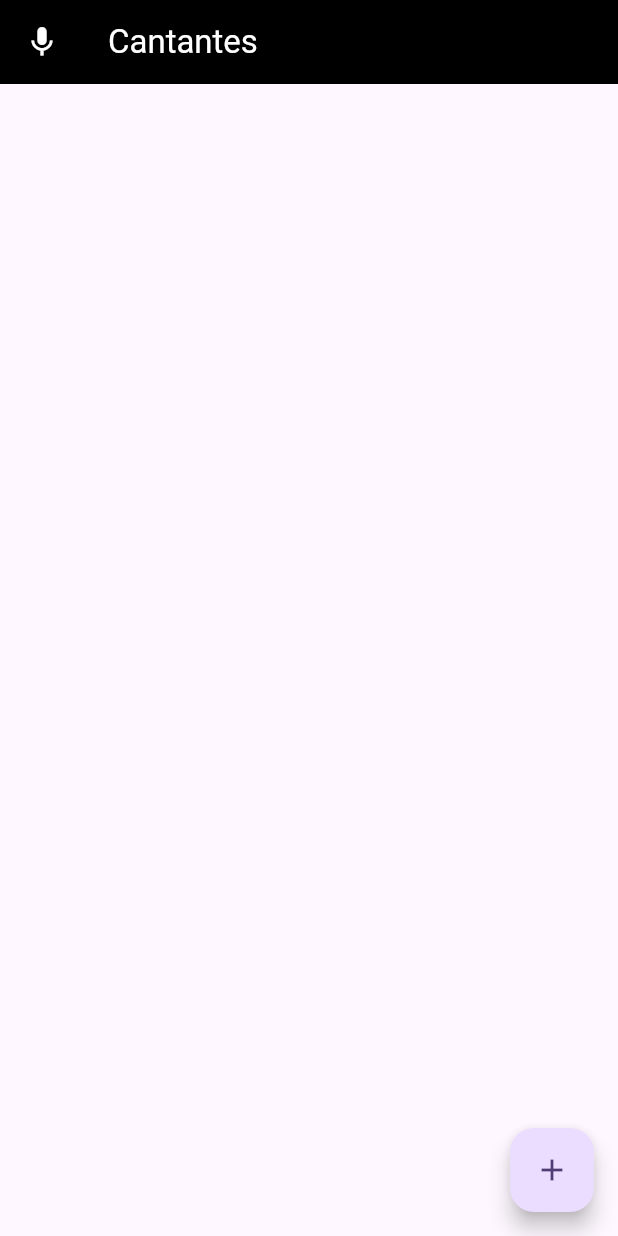
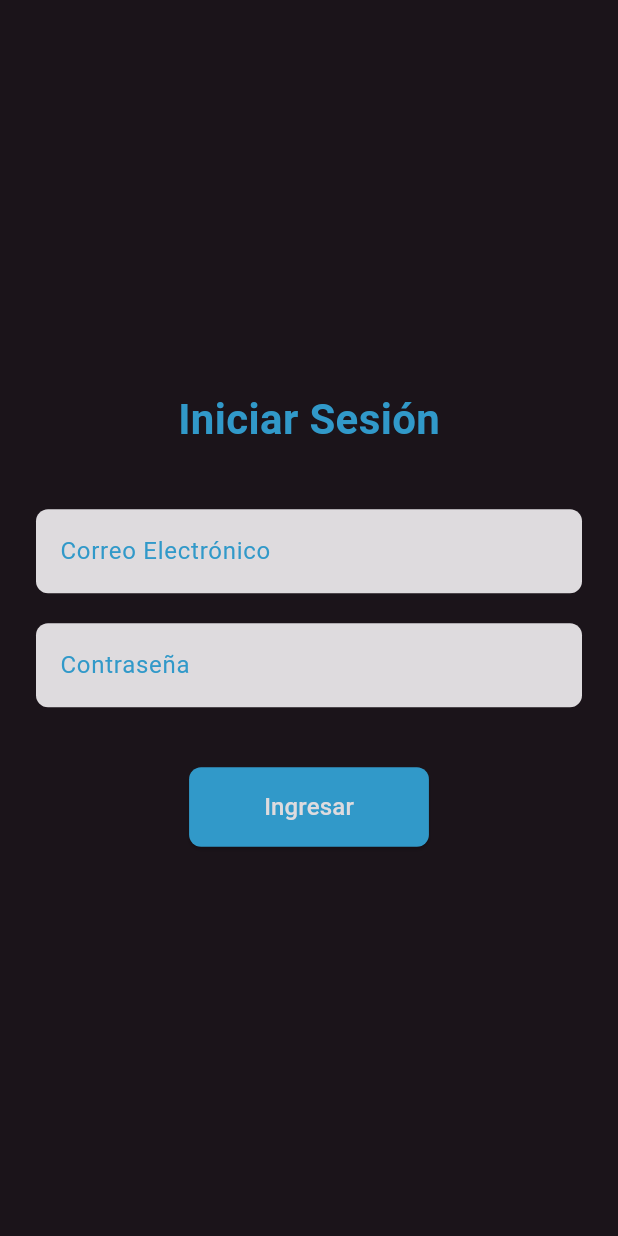
Before and after one commit to Villagol/app_c3, a Flutter app: the screen it shows after launch, on a phone screen of 412 x 824 dp. Run offline on Flutter 3.47's test engine with Material 3 defaults, Android fonts, the phone set to English and light mode, and no system bars; our stand-ins replace cloud_firestore, firebase_core, flutter_slidable, material_design_icons_flutter; accounts and stored records are empty.

Commit message:
Actualizacion Kholorin

```diff
--- a/lib/main.dart
+++ b/lib/main.dart
@@ -1,4 +1,6 @@
 import 'package:app_c3/pages/cantantes_page.dart';
+import 'package:app_c3/pages/home.dart';
+import 'package:app_c3/pages/login.dart';
 import 'package:firebase_core/firebase_core.dart';
 import 'package:flutter/material.dart';
 import 'package:flutter_localizations/flutter_localizations.dart';
@@ -39,7 +41,7 @@ class MyApp extends StatelessWidget {
         colorScheme: ColorScheme.fromSeed(seedColor: Colors.deepPurple),
         useMaterial3: true,
       ),
-      home: CantantesPage(),
+      home: LoginPage(),
     );
   }
 }
--- /dev/null
+++ b/lib/pages/login.dart
@@ -0,0 +1,86 @@
+import 'package:flutter/material.dart';
+import 'package:app_c3/pages/Home.dart';
+
+class LoginPage extends StatelessWidget {
+  const LoginPage({super.key});
+
+  @override
+  Widget build(BuildContext context) {
+    return Scaffold(
+      backgroundColor: Color(0xFF1b141a),
+      body: Center(
+        child: Padding(
+          padding: EdgeInsets.all(24.0),
+          child: Column(
+            mainAxisAlignment: MainAxisAlignment.center,
+            children: <Widget>[
+              Text(
+                'Iniciar Sesión',
+                style: TextStyle(
+                  color: Color(0xFF3199c9),
+                  fontSize: 28,
+                  fontWeight: FontWeight.bold,
+                ),
+              ),
+              SizedBox(height: 40),
+              TextField(
+                style: TextStyle(color: Color(0xFF3199c9)),
+                decoration: InputDecoration(
+                  filled: true,
+                  fillColor: Color(0xFFdedbde),
+                  hintText: 'Correo Electrónico',
+                  hintStyle: TextStyle(color: Color(0xFF3199c9)),
+                  border: OutlineInputBorder(
+                    borderRadius: BorderRadius.circular(8.0),
+                    borderSide: BorderSide.none,
+                  ),
+                ),
+              ),
+              SizedBox(height: 20),
+              TextField(
+                style: TextStyle(color: Color(0xFF3199c9)),
+                obscureText: true,
+                decoration: InputDecoration(
+                  filled: true,
+                  fillColor: Color(0xFFdedbde),
+                  hintText: 'Contraseña',
+                  hintStyle: TextStyle(color: Color(0xFF3199c9)),
+                  border: OutlineInputBorder(
+                    borderRadius: BorderRadius.circular(8.0),
+                    borderSide: BorderSide.none,
+                  ),
+                ),
+              ),
+              SizedBox(height: 40),
+              ElevatedButton(
+                style: ElevatedButton.styleFrom(
+                  backgroundColor: Color(0xFF3199c9),
+                  foregroundColor: Color(0xFF1b141a),
+                  padding: EdgeInsets.symmetric(horizontal: 50, vertical: 15),
+                  shape: RoundedRectangleBorder(
+                    borderRadius: BorderRadius.circular(8.0),
+                  ),
+                ),
+                onPressed: () {
+                  Navigator.push(
+                    context,
+                    MaterialPageRoute(
+                      builder: (context) => HomePage(),
+                    ),
+                  );
+                },
+                child: Text(
+                  'Ingresar',
+                  style: TextStyle(
+                    color: Color(0xFFdedbde),
+                    fontSize: 16,
+                  ),
+                ),
+              ),
+            ],
+          ),
+        ),
+      ),
+    );
+  }
+}
```
Also changed, not shown: lib/pages/cantantes_page.dart (+15 -7 lines), lib/pages/home.dart (added, +47 -0 lines), lib/widgets/app_drawer.dart (added, +80 -0 lines), lib/widgets/fondo.dart (added, +27 -0 lines).
